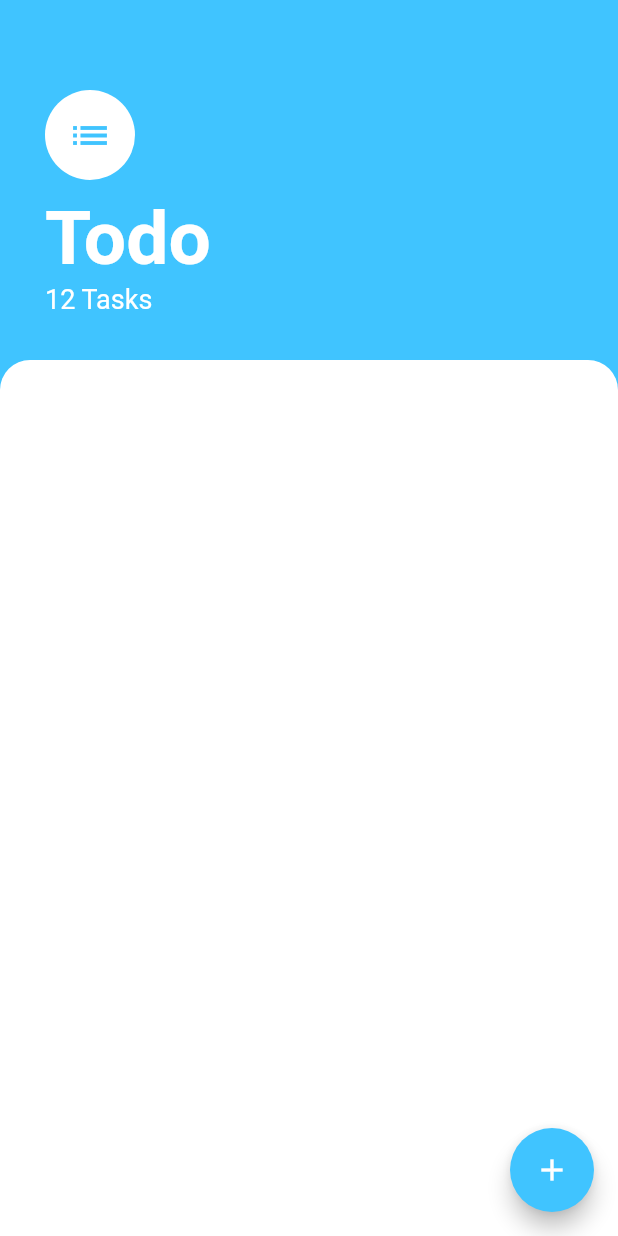
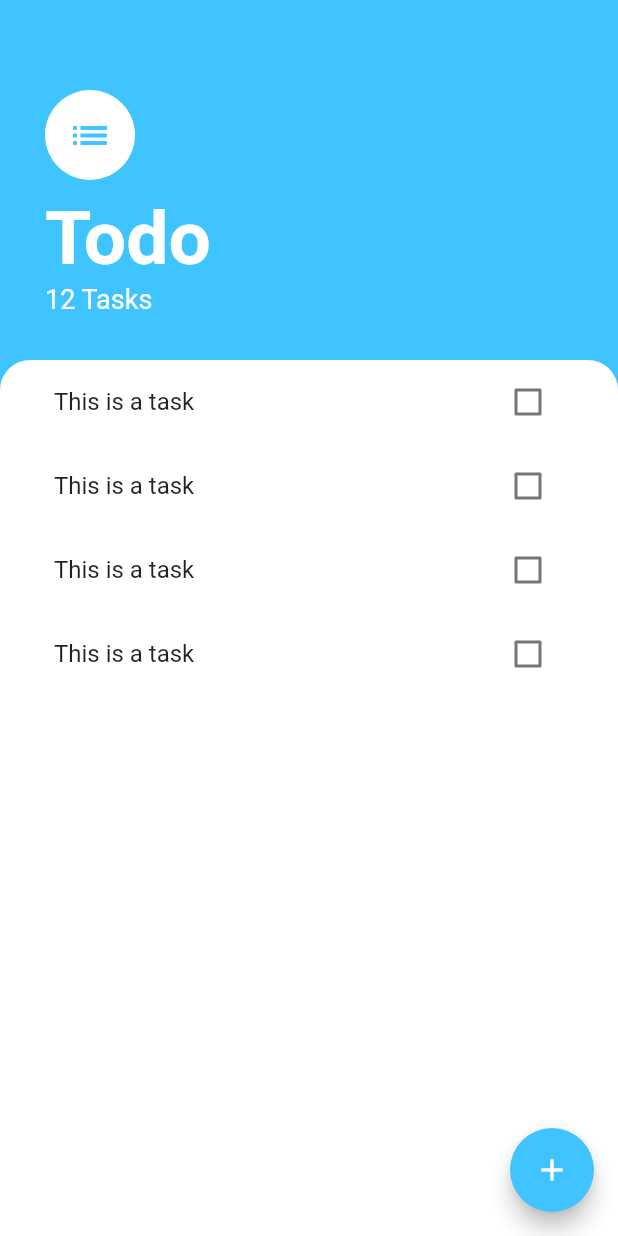
Before and after one commit to arvan903/todo_list_flutter, a Flutter app: the screen it shows after launch, on a phone screen of 412 x 824 dp. Run offline on Flutter 3.47's test engine with Material 2 defaults, Android fonts, the phone set to English and light mode, and no system bars.

Commit message:
in progress

```diff
--- a/lib/screens/task_screen.dart
+++ b/lib/screens/task_screen.dart
@@ -1,5 +1,6 @@
-import 'package:flutter/cupertino.dart';
 import 'package:flutter/material.dart';
+
+import '../widgets/tasks_list.dart';
 
 class TasksScreen extends StatelessWidget {
   const TasksScreen({Key? key}) : super(key: key);
@@ -50,11 +51,15 @@ class TasksScreen extends StatelessWidget {
           ),
           Expanded(
             child: Container(
+              padding: EdgeInsets.symmetric(horizontal: 20.0),
               decoration: BoxDecoration(
-                  color: Colors.white,
-                  borderRadius: BorderRadius.only(
-                      topLeft: Radius.circular(20.0),
-                      topRight: Radius.circular(20.0))),
+                color: Colors.white,
+                borderRadius: BorderRadius.only(
+                  topLeft: Radius.circular(20.0),
+                  topRight: Radius.circular(20.0),
+                ),
+              ),
+              child: TasksList(),
             ),
           ),
         ],
--- /dev/null
+++ b/lib/widgets/task_tile.dart
@@ -0,0 +1,18 @@
+import 'package:flutter/material.dart';
+
+class TaskTile extends StatelessWidget {
+  const TaskTile({
+    Key? key,
+  }) : super(key: key);
+
+  @override
+  Widget build(BuildContext context) {
+    return ListTile(
+      title: Text('This is a task'),
+      trailing: Checkbox(
+        value: false,
+        onChanged: (bool? value) {},
+      ),
+    );
+  }
+}
--- /dev/null
+++ b/lib/widgets/tasks_list.dart
@@ -0,0 +1,20 @@
+import 'package:flutter/material.dart';
+import 'package:todo_list_flutter/widgets/task_tile.dart';
+
+class TasksList extends StatelessWidget {
+  const TasksList({
+    Key? key,
+  }) : super(key: key);
+
+  @override
+  Widget build(BuildContext context) {
+    return ListView(
+      children: [
+        TaskTile(),
+        TaskTile(),
+        TaskTile(),
+        TaskTile(),
+      ],
+    );
+  }
+}
```
